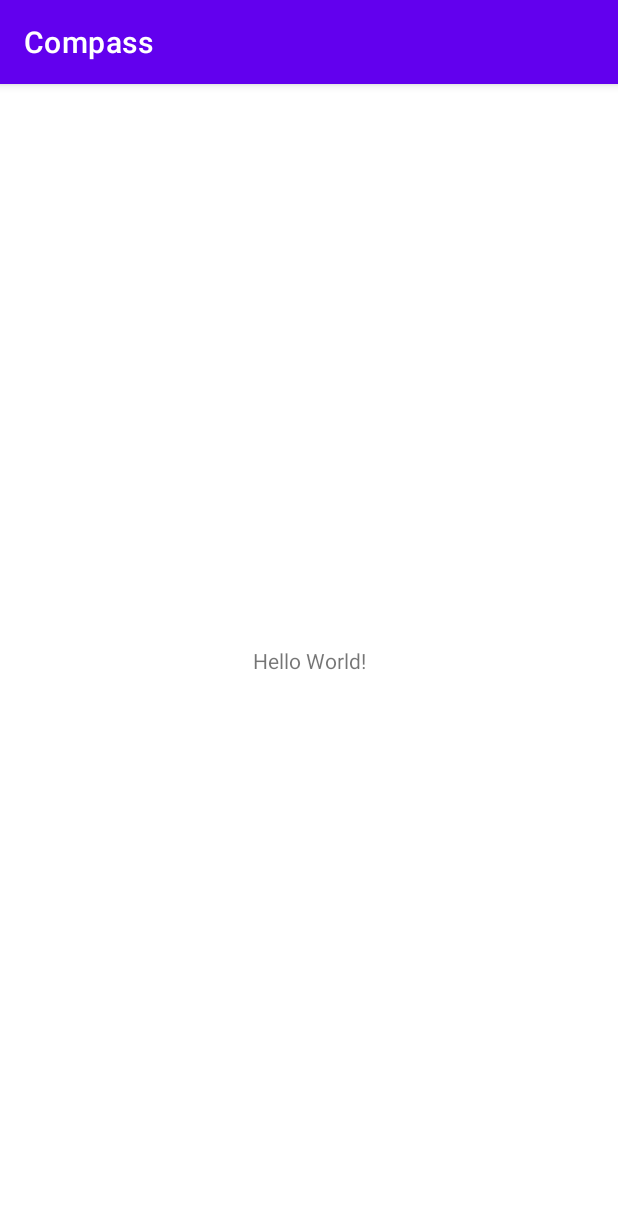
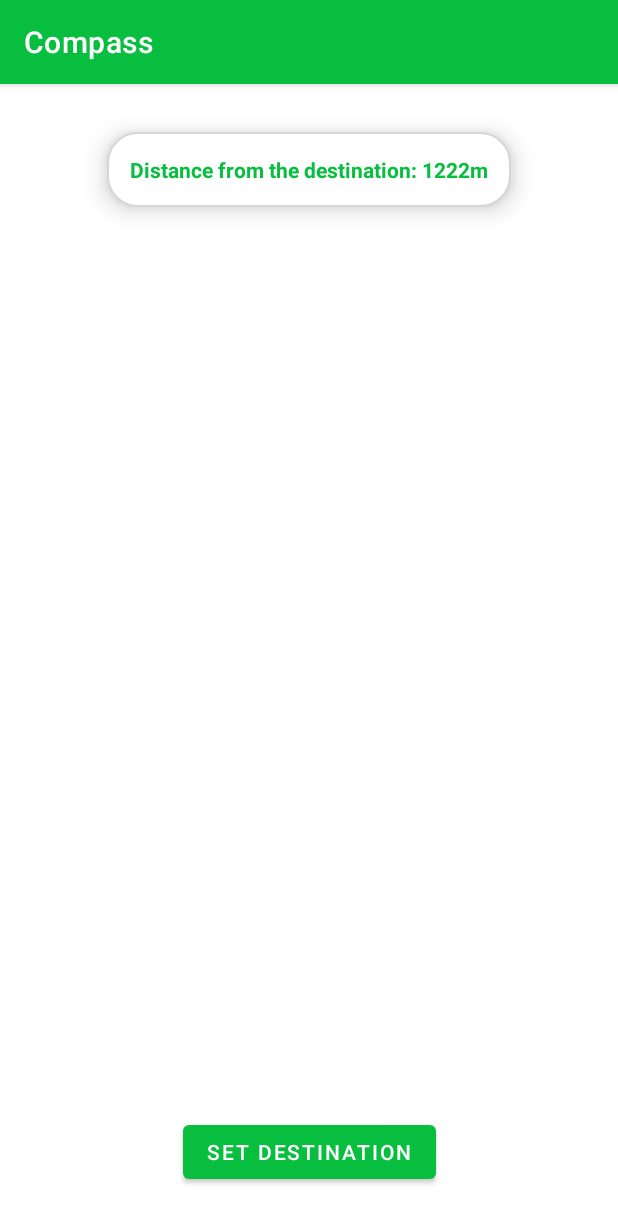
Before and after one commit to MarcinGruchala/compass, an Android app: the screen it shows after launch (MainActivity), on a phone screen of 412 x 824 dp. Shown: the top 1223 px of the screen. Run offline under Robolectric (Android 15) with nearby library versions, the phone set to English and light mode, and no system bars.

Commit message:
Added button and textView

```diff
--- /dev/null
+++ b/app/src/main/res/drawable/rounded_frame.xml
@@ -0,0 +1,12 @@
+<?xml version="1.0" encoding="utf-8"?>
+<shape xmlns:android="http://schemas.android.com/apk/res/android">
+    <stroke
+    android:width="1dp"
+    android:color="#D6D6D6" />
+
+    <solid android:color="#FFFFFF" />
+
+    <corners
+        android:radius="20dp"
+        />
+</shape>
--- a/app/src/main/res/layout/activity_main.xml
+++ b/app/src/main/res/layout/activity_main.xml
@@ -6,13 +6,29 @@
     android:layout_height="match_parent"
     tools:context=".MainActivity">
 
-    <TextView
+    <Button
+        android:id="@+id/brnSetDestination"
         android:layout_width="wrap_content"
         android:layout_height="wrap_content"
-        android:text="Hello World!"
+        android:layout_marginBottom="32dp"
+        android:text="@string/set_destination_btn"
         app:layout_constraintBottom_toBottomOf="parent"
-        app:layout_constraintLeft_toLeftOf="parent"
-        app:layout_constraintRight_toRightOf="parent"
+        app:layout_constraintEnd_toEndOf="parent"
+        app:layout_constraintStart_toStartOf="parent" />
+
+    <TextView
+        android:id="@+id/tvDistance"
+        android:layout_width="wrap_content"
+        android:layout_height="wrap_content"
+        android:layout_marginTop="32dp"
+        android:background="@drawable/rounded_frame"
+        android:elevation="10dp"
+        android:padding="15dp"
+        android:text="Distance from the destination: 1222m"
+        android:textColor="@color/main_green"
+        android:textStyle="bold"
+        app:drawableTintMode="add"
+        app:layout_constraintEnd_toEndOf="parent"
+        app:layout_constraintStart_toStartOf="parent"
         app:layout_constraintTop_toTopOf="parent" />
-
 </androidx.constraintlayout.widget.ConstraintLayout>
--- a/app/src/main/res/values/colors.xml
+++ b/app/src/main/res/values/colors.xml
@@ -7,4 +7,5 @@
     <color name="teal_700">#FF018786</color>
     <color name="black">#FF000000</color>
     <color name="white">#FFFFFFFF</color>
+    <color name="main_green">#07be3e</color>
 </resources>
--- a/app/src/main/res/values/strings.xml
+++ b/app/src/main/res/values/strings.xml
@@ -1,3 +1,4 @@
 <resources>
     <string name="app_name">Compass</string>
+    <string name="set_destination_btn">set destination</string>
 </resources>
--- a/app/src/main/res/values/themes.xml
+++ b/app/src/main/res/values/themes.xml
@@ -2,8 +2,8 @@
     <!-- Base application theme. -->
     <style name="Theme.Compass" parent="Theme.MaterialComponents.DayNight.DarkActionBar">
         <!-- Primary brand color. -->
-        <item name="colorPrimary">@color/purple_500</item>
-        <item name="colorPrimaryVariant">@color/purple_700</item>
+        <item name="colorPrimary">@color/main_green</item>
+        <item name="colorPrimaryVariant">@color/main_green</item>
         <item name="colorOnPrimary">@color/white</item>
         <!-- Secondary brand color. -->
         <item name="colorSecondary">@color/teal_200</item>
```
